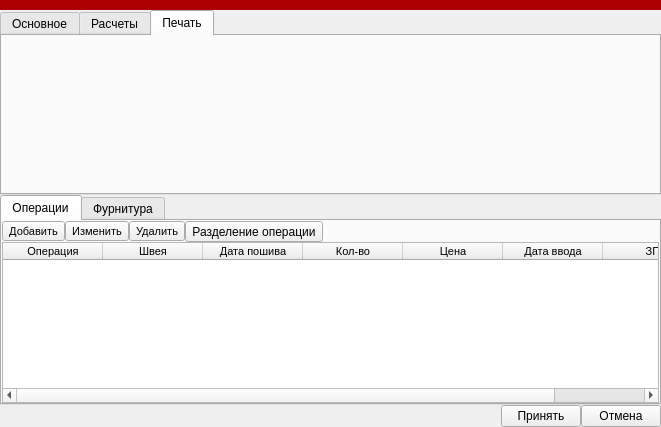
Meller008/CRM-Avi, file ui/pack.ui: the form before one commit.
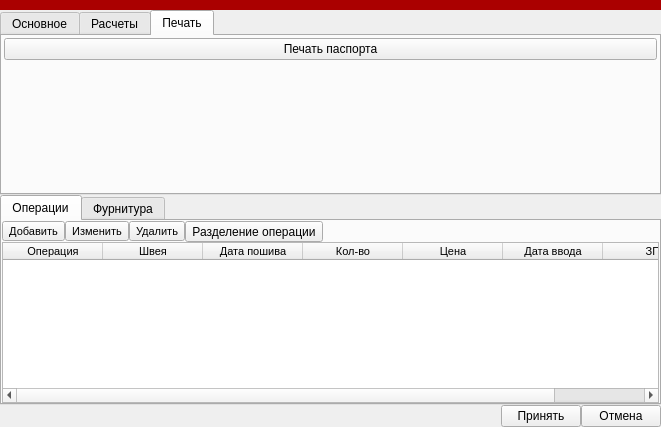
The form after the commit. The open tabs and pages were chosen to show the change.

Commit message: Склады готовы + печать паспортов + скан паспортов + доступы! Перехожу к выгрузке табиц в exel

Patch:
```diff
--- a/ui/pack.ui
+++ b/ui/pack.ui
@@ -954,6 +954,43 @@
       <attribute name="title">
        <string>Печать</string>
       </attribute>
+      <layout class="QGridLayout" name="gridLayout_10">
+       <property name="leftMargin">
+        <number>2</number>
+       </property>
+       <property name="topMargin">
+        <number>2</number>
+       </property>
+       <property name="rightMargin">
+        <number>2</number>
+       </property>
+       <property name="bottomMargin">
+        <number>2</number>
+       </property>
+       <property name="spacing">
+        <number>1</number>
+       </property>
+       <item row="0" column="0">
+        <widget class="QPushButton" name="pushButton_3">
+         <property name="text">
+          <string>Печать паспорта</string>
+         </property>
+        </widget>
+       </item>
+       <item row="1" column="0">
+        <spacer name="verticalSpacer_2">
+         <property name="orientation">
+          <enum>Qt::Vertical</enum>
+         </property>
+         <property name="sizeHint" stdset="0">
+          <size>
+           <width>20</width>
+           <height>40</height>
+          </size>
+         </property>
+        </spacer>
+       </item>
+      </layout>
      </widget>
     </widget>
    </item>
```
Left out of the diff: 17 changed lines with no effect on the pictures. The commit also changes 24 other files.
